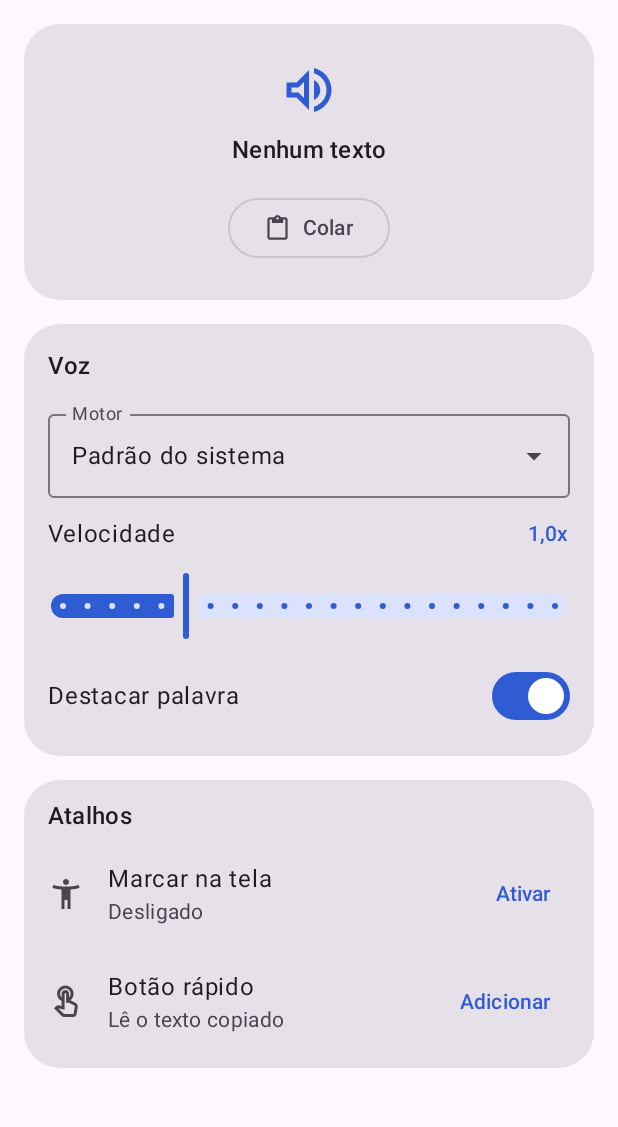
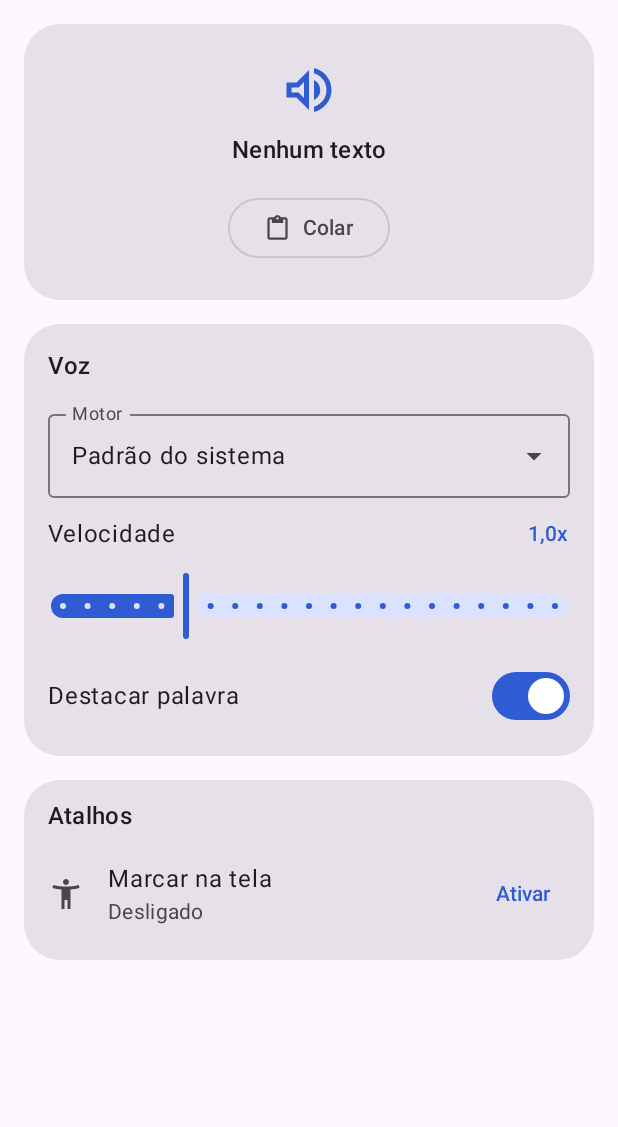
Before and after one commit to wenesga/Le-Pra-Mim, an Android app built with Jetpack Compose: the screen it shows after launch (MainActivity), on a phone screen of 412 x 824 dp, the part 90-1217 px from its top. Run offline under Robolectric (Android 15) with nearby library versions, the phone set to English and light mode, and no system bars.

Commit message:
O botão Adicionar do botão rápido foi removido da tela

```diff
--- a/app/src/main/java/com/leitorvoz/ui/TelaLeitor.kt
+++ b/app/src/main/java/com/leitorvoz/ui/TelaLeitor.kt
@@ -1,12 +1,9 @@
 package com.leitorvoz.ui
 
-import android.app.StatusBarManager
 import android.content.ClipboardManager
 import android.content.ComponentName
 import android.content.Context
 import android.content.Intent
-import android.graphics.drawable.Icon
-import android.os.Build
 import android.provider.Settings
 import androidx.compose.animation.animateContentSize
 import androidx.compose.foundation.layout.Arrangement
@@ -31,7 +28,6 @@ import androidx.compose.material.icons.outlined.PlayArrow
 import androidx.compose.material.icons.outlined.SkipNext
 import androidx.compose.material.icons.outlined.SkipPrevious
 import androidx.compose.material.icons.outlined.Stop
-import androidx.compose.material.icons.outlined.TouchApp
 import androidx.compose.material3.Card
 import androidx.compose.material3.DropdownMenuItem
 import androidx.compose.material3.ExperimentalMaterial3Api
@@ -72,8 +68,6 @@ import androidx.compose.ui.unit.dp
 import androidx.lifecycle.Lifecycle
 import androidx.lifecycle.compose.LifecycleEventEffect
 import androidx.lifecycle.compose.collectAsStateWithLifecycle
-import com.leitorvoz.R
-import com.leitorvoz.atalhos.BotaoRapido
 import com.leitorvoz.atalhos.MarcarTela
 import com.leitorvoz.leitura.Leitura
 import com.leitorvoz.leitura.Situacao
@@ -100,7 +94,7 @@ fun TelaLeitor(vm: LeitorViewModel) {
             Text("Leitor Voz", style = MaterialTheme.typography.headlineMedium, modifier = Modifier.padding(top = Espaco.m, start = Espaco.p))
             CartaoLeitura(colar)
             CartaoVoz(vm)
-            CartaoAtalhos { escopo.launch { avisos.showSnackbar(it) } }
+            CartaoAtalhos()
         }
     }
 }
@@ -247,7 +241,7 @@ private fun acessibilidadeLigada(c: Context): Boolean {
 }
 
 @Composable
-private fun CartaoAtalhos(avisar: (String) -> Unit) {
+private fun CartaoAtalhos() {
     val contexto = LocalContext.current
     var ligada by remember { mutableStateOf(acessibilidadeLigada(contexto)) }
     LifecycleEventEffect(Lifecycle.Event.ON_RESUME) { ligada = acessibilidadeLigada(contexto) }
@@ -267,23 +261,6 @@ private fun CartaoAtalhos(avisar: (String) -> Unit) {
                     }) { Text(if (ligada) "Alterar" else "Ativar") }
                 },
             )
-            if (Build.VERSION.SDK_INT >= 33) ListItem(
-                colors = cores,
-                leadingContent = { Icon(Icons.Outlined.TouchApp, contentDescription = null) },
-                headlineContent = { Text("Botão rápido") },
-                supportingContent = { Text("Lê o texto copiado") },
-                trailingContent = {
-                    TextButton(onClick = {
-                        contexto.getSystemService(StatusBarManager::class.java).requestAddTileService(
-                            ComponentName(contexto, BotaoRapido::class.java), contexto.getString(R.string.acao_ler),
-                            Icon.createWithResource(contexto, R.drawable.ic_ler), contexto.mainExecutor,
-                        ) { r ->
-                            if (r == StatusBarManager.TILE_ADD_REQUEST_RESULT_TILE_ALREADY_ADDED) avisar("O botão já está nas configurações rápidas")
-                            else if (r == StatusBarManager.TILE_ADD_REQUEST_RESULT_TILE_ADDED) avisar("Botão adicionado")
-                        }
-                    }) { Text("Adicionar") }
-                },
-            )
         }
     }
 }
```
